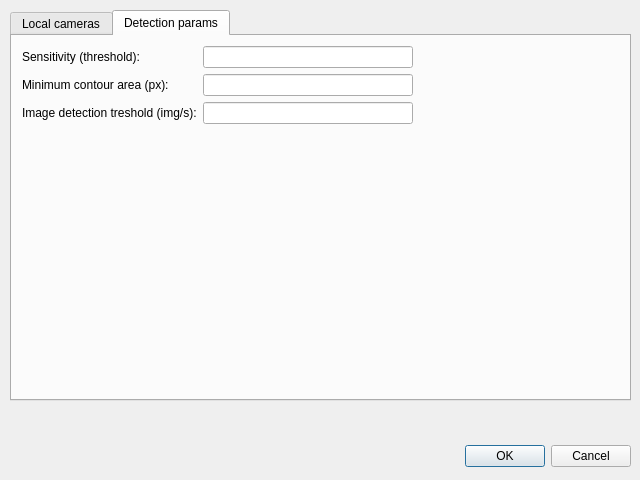
stefanodellosa-personal/WADAS, file wadas/ui/qt/select_usb_cameras.ui: the form before one commit.
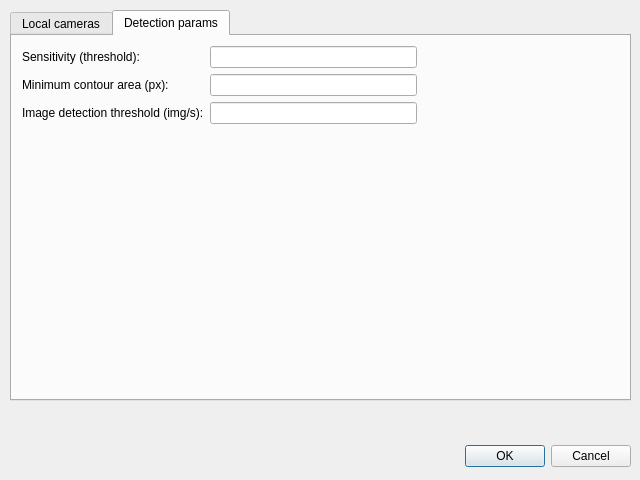
The form after the commit. The open tabs and pages were chosen to show the change.

Commit message: fixed typos in threshold (#94)

Diff of the .ui file:
```diff
--- a/wadas/ui/qt/select_usb_cameras.ui
+++ b/wadas/ui/qt/select_usb_cameras.ui
@@ -143,7 +143,7 @@
       <item row="2" column="0">
        <widget class="QLabel" name="label_3">
         <property name="text">
-         <string>Image detection treshold (img/s):</string>
+         <string>Image detection threshold (img/s):</string>
         </property>
        </widget>
       </item>
```
Left out of the diff: 4 changed lines with no effect on the pictures. The commit also changes 10 other files.
